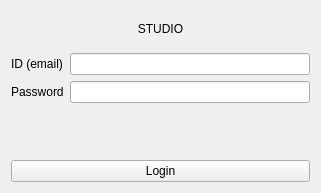
This is login.ui in shienasnow/moomins as Qt 5 draws it before an edit. The edited form follows.
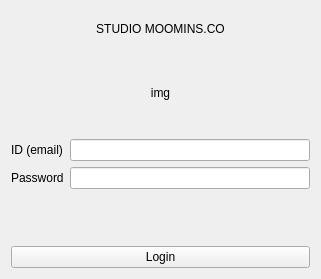
This is the edited form.

```diff
--- a/login.ui
+++ b/login.ui
@@ -7,7 +7,7 @@
     <x>0</x>
     <y>0</y>
     <width>321</width>
-    <height>193</height>
+    <height>279</height>
    </rect>
   </property>
   <property name="windowTitle">
@@ -17,7 +17,23 @@
    <item>
     <widget class="QLabel" name="label_3">
      <property name="text">
-      <string>STUDIO</string>
+      <string>STUDIO MOOMINS.CO</string>
+     </property>
+     <property name="alignment">
+      <set>Qt::AlignCenter</set>
+     </property>
+    </widget>
+   </item>
+   <item>
+    <widget class="QLabel" name="label_img">
+     <property name="minimumSize">
+      <size>
+       <width>0</width>
+       <height>80</height>
+      </size>
+     </property>
+     <property name="text">
+      <string>img</string>
      </property>
      <property name="alignment">
       <set>Qt::AlignCenter</set>
@@ -26,24 +42,10 @@
    </item>
    <item>
     <layout class="QGridLayout" name="gridLayout">
-     <item row="0" column="1">
-      <widget class="QLineEdit" name="lineEdit_id"/>
-     </item>
-     <item row="0" column="0">
-      <widget class="QLabel" name="label">
-       <property name="text">
-        <string>ID (email)</string>
-       </property>
-      </widget>
-     </item>
-     <item row="1" column="0">
-      <widget class="QLabel" name="label_2">
-       <property name="text">
-        <string>Password</string>
-       </property>
-      </widget>
-     </item>
      <item row="1" column="1">
+      <widget class="QLineEdit" name="lineEdit_id"/>
+     </item>
+     <item row="2" column="1">
       <widget class="QLineEdit" name="lineEdit_pw">
        <property name="text">
         <string/>
@@ -53,6 +55,20 @@
        </property>
       </widget>
      </item>
+     <item row="1" column="0">
+      <widget class="QLabel" name="label">
+       <property name="text">
+        <string>ID (email)</string>
+       </property>
+      </widget>
+     </item>
+     <item row="2" column="0">
+      <widget class="QLabel" name="label_2">
+       <property name="text">
+        <string>Password</string>
+       </property>
+      </widget>
+     </item>
     </layout>
    </item>
    <item>
```
